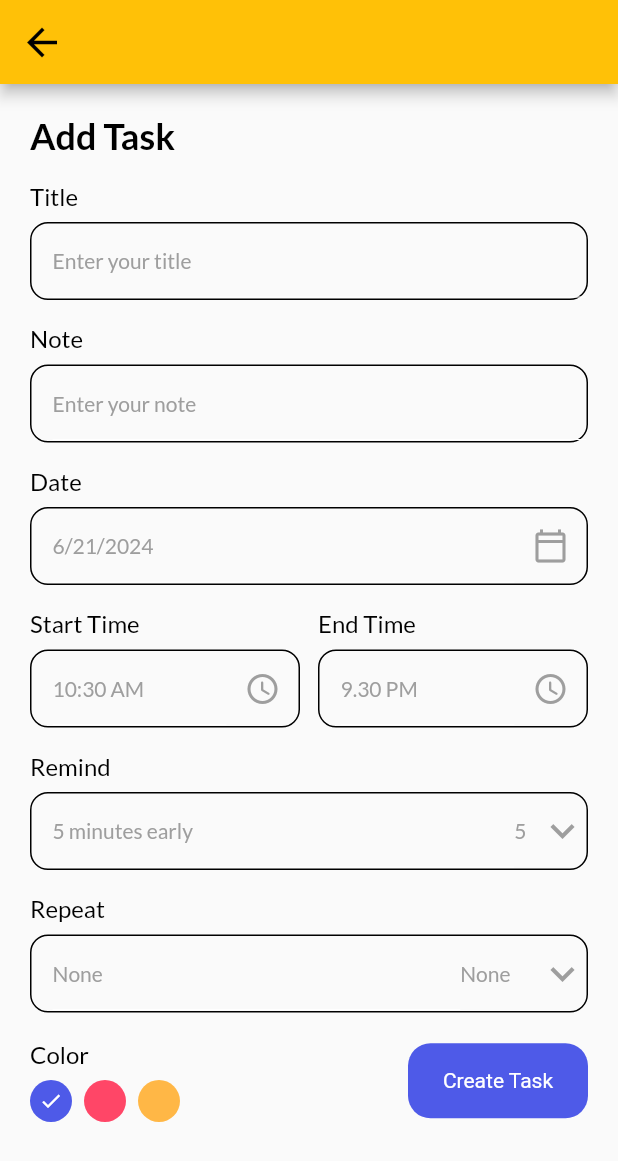
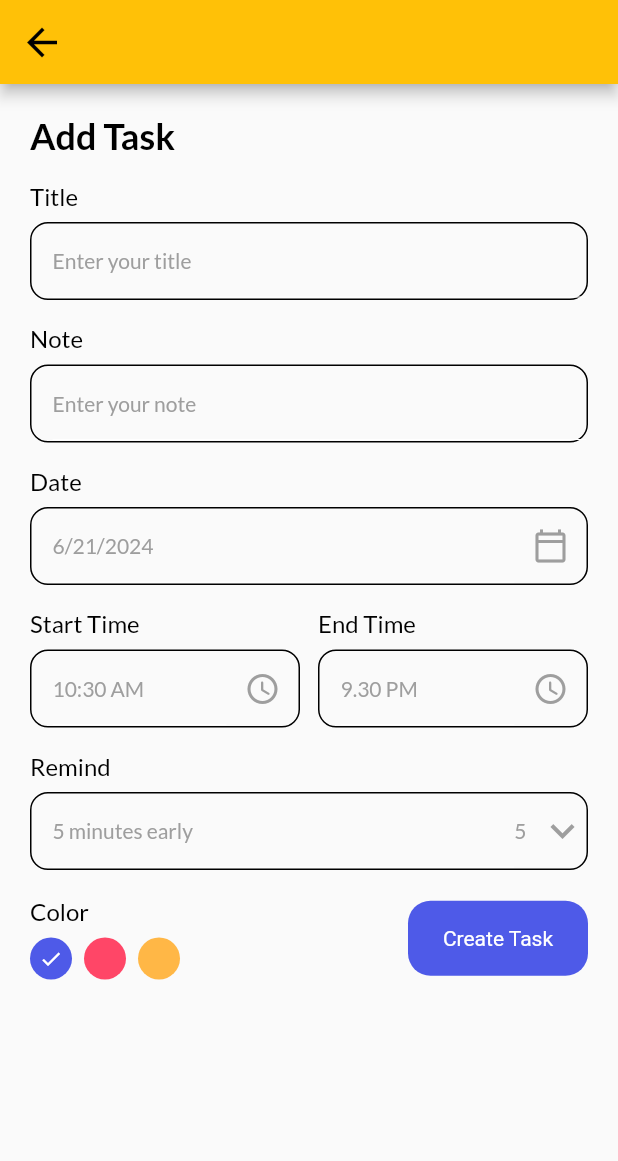
Before and after one commit to s21sd/Reminder_App_Flutter, a Flutter app: the AddTaskPage screen opened directly, on a phone screen of 412 x 824 dp. Shown: the top 1161 px of the screen. Run offline on Flutter 3.47's test engine with Material 3 defaults, Android fonts, the phone set to English and light mode, and no system bars; our stand-ins replace awesome_snackbar_content, cloud_firestore, easy_date_timeline, firebase_auth, firebase_core, firebase_messaging and 9 more; accounts and stored records are empty.

Commit message:
some changes

```diff
--- a/reminder_app/lib/db/db_helper.dart
+++ b/reminder_app/lib/db/db_helper.dart
@@ -1,9 +1,6 @@
 import 'package:cloud_firestore/cloud_firestore.dart';
 import 'package:firebase_messaging/firebase_messaging.dart';
-import 'package:flutter/material.dart';
 import 'package:flutter_local_notifications/flutter_local_notifications.dart';
-import 'package:get/get.dart';
-import 'package:get/get_core/src/get_main.dart';
 import 'package:reminder_app/services/notification_services.dart';
 import 'package:uuid/uuid.dart';
 
@@ -23,7 +20,6 @@ class DbHelper {
     required String startTime,
     required String endTime,
     required int remind,
-    required String repeat,
     required int color,
   }) async {
     var uuid = Uuid();
@@ -42,7 +38,6 @@ class DbHelper {
       "startTime": startTime,
       "endTime": endTime,
       "remind": remind,
-      "repeat": repeat,
       "color": color,
       "isCompleted": 0,
     };
@@ -123,7 +118,6 @@ class DbHelper {
     required String startTime,
     required String endTime,
     required int remind,
-    required String repeat,
     required int color,
     required int isCompleted,
   }) async {
@@ -137,7 +131,6 @@ class DbHelper {
       "startTime": startTime,
       "endTime": endTime,
       "remind": remind,
-      "repeat": repeat,
       "color": color,
       "isCompleted": isCompleted,
     };
--- a/reminder_app/lib/services/notification_services.dart
+++ b/reminder_app/lib/services/notification_services.dart
@@ -115,7 +115,6 @@ class NotifyHelper {
     String date = data['date'];
     String endTime = data['endTime'];
     int remind = data['remind'];
-    String repeat = data['repeat'];
 
     var timeComponents = getTimeComponents(endTime);
     int hour = int.parse(timeComponents['hour']!);
@@ -200,14 +199,12 @@ class NotifyHelper {
         String date = data['date'] ?? 'No date';
         String endTime = data['endTime'] ?? 'No endTime';
         int reminder = data['remind'] ?? 5;
-        String repeat = data['repeat'] ?? 'None';
         return {
           'title': title,
           'description': description,
           'date': date,
           'endTime': endTime,
           'reminder': reminder,
-          'repeat': repeat
         };
       } else {
         print('No such doc');
@@ -217,7 +214,6 @@ class NotifyHelper {
           'date': 'No date',
           'endTime': 'No endTime',
           'reminder': 'No',
-          'repeat': 'No'
         };
       }
     } catch (e) {
--- a/reminder_app/lib/ui/add_task_bar.dart
+++ b/reminder_app/lib/ui/add_task_bar.dart
@@ -17,14 +17,11 @@ class AddTaskPage extends StatefulWidget {
 }
 
 class _AddTaskPageState extends State<AddTaskPage> {
-  final TaskController _taskController = Get.put(TaskController());
   DateTime _selectedDate = DateTime.now();
   String _endTime = "9.30 PM";
   String _startTime = DateFormat("hh:mm a").format(DateTime.now()).toString();
   int _selectedRemind = 5;
   List<int> remindList = [5, 10, 15, 20];
-  String _selectedRepeat = "None";
-  List<String> repeatList = ["None", "Daily", "Weekly", "Monthly"];
   int _selectedColor = 0;
   final TextEditingController _titleController = TextEditingController();
   final TextEditingController _noteController = TextEditingController();
@@ -125,33 +122,34 @@ class _AddTaskPageState extends State<AddTaskPage> {
                   style: subTitleStyle,
                 ),
               ),
-              MyInputField(
-                title: "Repeat",
-                hint: _selectedRepeat,
-                widget: DropdownButton(
-                  value: _selectedRepeat,
-                  onChanged: (String? newValue) {
-                    setState(() {
-                      _selectedRepeat = newValue!;
-                    });
-                  },
-                  items:
-                      repeatList.map<DropdownMenuItem<String>>((String value) {
-                    return DropdownMenuItem<String>(
-                        value: value, child: Text(value));
-                  }).toList(),
-                  icon: const Icon(
-                    Icons.keyboard_arrow_down,
-                    color: Colors.grey,
-                  ),
-                  iconSize: 32,
-                  elevation: 4,
-                  underline: Container(
-                    height: 0,
-                  ),
-                  style: subTitleStyle,
-                ),
-              ),
+
+              // MyInputField(
+              //   title: "Repeat",
+              //   hint: _selectedRepeat,
+              //   widget: DropdownButton(
+              //     value: _selectedRepeat,
+              //     onChanged: (String? newValue) {
+              //       setState(() {
+              //         _selectedRepeat = newValue!;
+              //       });
+              //     },
+              //     items:
+              //         repeatList.map<DropdownMenuItem<String>>((String value) {
+              //       return DropdownMenuItem<String>(
+              //           value: value, child: Text(value));
+              //     }).toList(),
+              //     icon: const Icon(
+              //       Icons.keyboard_arrow_down,
+              //       color: Colors.grey,
+              //     ),
+              //     iconSize: 32,
+              //     elevation: 4,
+              //     underline: Container(
+              //       height: 0,
+              //     ),
+              //     style: subTitleStyle,
+              //   ),
+              // ),
               const SizedBox(height: 18),
               Row(
                 mainAxisAlignment: MainAxisAlignment.spaceBetween,
@@ -318,7 +316,6 @@ class _AddTaskPageState extends State<AddTaskPage> {
       startTime: _startTime,
       endTime: _endTime,
       remind: _selectedRemind,
-      repeat: _selectedRepeat,
       color: _selectedColor,
     );
   }
--- a/reminder_app/lib/ui/home_page.dart
+++ b/reminder_app/lib/ui/home_page.dart
@@ -454,7 +454,6 @@ class _HomePageState extends State<HomePage> {
       startTime: task.startTime!,
       endTime: task.endTime!,
       remind: task.remind!,
-      repeat: task.repeat!,
       color: task.color!,
       isCompleted: 1,
     );
```
